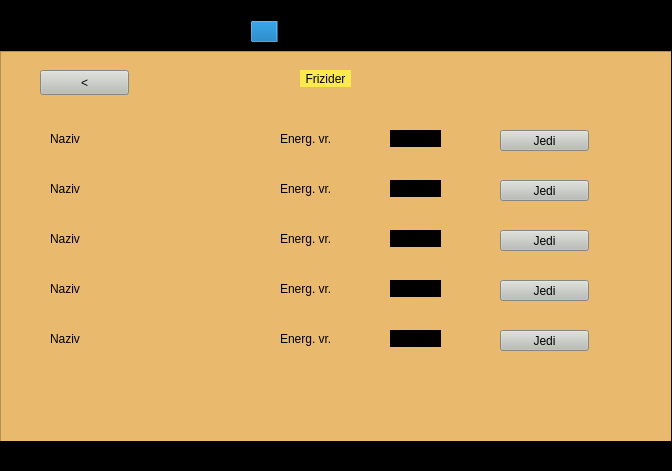
First picture: the form in Ljubimac/mainwindow.ui, repository MATF-RS19/RS030-ljubimac, before the edit.
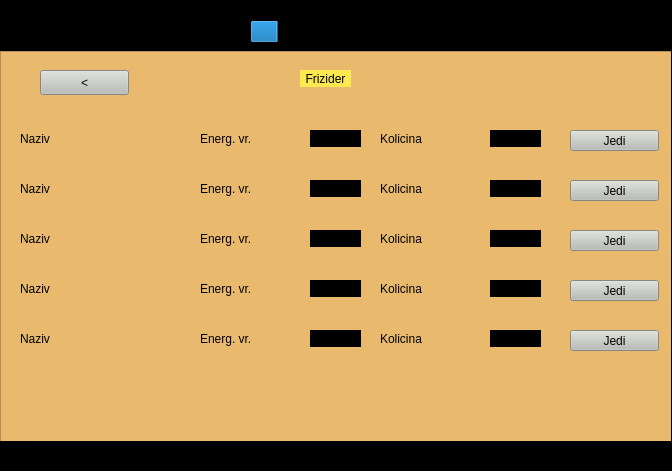
Second picture: the form after the edit. Icons and pictures are not drawn.

Commit message: Dodata kolicina u frizideru,u klasi i na gui

Diff of the .ui file:
```diff
--- a/Ljubimac/mainwindow.ui
+++ b/Ljubimac/mainwindow.ui
@@ -1062,7 +1062,7 @@
      <widget class="QLabel" name="fj1_naziv">
       <property name="geometry">
        <rect>
-        <x>50</x>
+        <x>20</x>
         <y>80</y>
         <width>67</width>
         <height>17</height>
@@ -1081,7 +1081,7 @@
      <widget class="QLabel" name="fj2_naziv">
       <property name="geometry">
        <rect>
-        <x>50</x>
+        <x>20</x>
         <y>130</y>
         <width>67</width>
         <height>17</height>
@@ -1100,7 +1100,7 @@
      <widget class="QLabel" name="fj3_naziv">
       <property name="geometry">
        <rect>
-        <x>50</x>
+        <x>20</x>
         <y>180</y>
         <width>67</width>
         <height>17</height>
@@ -1119,7 +1119,7 @@
      <widget class="QLabel" name="fj4_naziv">
       <property name="geometry">
        <rect>
-        <x>50</x>
+        <x>20</x>
         <y>230</y>
         <width>67</width>
         <height>17</height>
@@ -1138,7 +1138,7 @@
      <widget class="QLabel" name="fj5_naziv">
       <property name="geometry">
        <rect>
-        <x>50</x>
+        <x>20</x>
         <y>280</y>
         <width>67</width>
         <height>17</height>
@@ -1157,7 +1157,7 @@
      <widget class="QLabel" name="fe1_vredn">
       <property name="geometry">
        <rect>
-        <x>280</x>
+        <x>200</x>
         <y>80</y>
         <width>71</width>
         <height>17</height>
@@ -1176,7 +1176,7 @@
      <widget class="QLabel" name="fe2_vredn">
       <property name="geometry">
        <rect>
-        <x>280</x>
+        <x>200</x>
         <y>130</y>
         <width>71</width>
         <height>17</height>
@@ -1195,7 +1195,7 @@
      <widget class="QLabel" name="fe3_vredn">
       <property name="geometry">
        <rect>
-        <x>280</x>
+        <x>200</x>
         <y>180</y>
         <width>71</width>
         <height>17</height>
@@ -1214,7 +1214,7 @@
      <widget class="QLabel" name="fe4_vredn">
       <property name="geometry">
        <rect>
-        <x>280</x>
+        <x>200</x>
         <y>230</y>
         <width>71</width>
         <height>17</height>
@@ -1233,7 +1233,7 @@
      <widget class="QLabel" name="fe5_vredn">
       <property name="geometry">
        <rect>
-        <x>280</x>
+        <x>200</x>
         <y>280</y>
         <width>71</width>
         <height>17</height>
@@ -1252,7 +1252,7 @@
      <widget class="QLabel" name="vr_1">
       <property name="geometry">
        <rect>
-        <x>390</x>
+        <x>310</x>
         <y>80</y>
         <width>51</width>
         <height>17</height>
@@ -1265,7 +1265,7 @@
      <widget class="QLabel" name="vr_2">
       <property name="geometry">
        <rect>
-        <x>390</x>
+        <x>310</x>
         <y>130</y>
         <width>51</width>
         <height>17</height>
@@ -1278,7 +1278,7 @@
      <widget class="QLabel" name="vr_3">
       <property name="geometry">
        <rect>
-        <x>390</x>
+        <x>310</x>
         <y>180</y>
         <width>51</width>
         <height>17</height>
@@ -1291,7 +1291,7 @@
      <widget class="QLabel" name="vr_4">
       <property name="geometry">
        <rect>
-        <x>390</x>
+        <x>310</x>
         <y>230</y>
         <width>51</width>
         <height>17</height>
@@ -1304,7 +1304,7 @@
      <widget class="QLabel" name="vr_5">
       <property name="geometry">
        <rect>
-        <x>390</x>
+        <x>310</x>
         <y>280</y>
         <width>51</width>
         <height>17</height>
@@ -1317,7 +1317,7 @@
      <widget class="QPushButton" name="jedi_1">
       <property name="geometry">
        <rect>
-        <x>500</x>
+        <x>570</x>
         <y>80</y>
         <width>89</width>
         <height>21</height>
@@ -1333,7 +1333,7 @@
      <widget class="QPushButton" name="jedi_2">
       <property name="geometry">
        <rect>
-        <x>500</x>
+        <x>570</x>
         <y>130</y>
         <width>89</width>
         <height>21</height>
@@ -1349,7 +1349,7 @@
      <widget class="QPushButton" name="jedi_3">
       <property name="geometry">
        <rect>
-        <x>500</x>
+        <x>570</x>
         <y>180</y>
         <width>89</width>
         <height>21</height>
@@ -1365,7 +1365,7 @@
      <widget class="QPushButton" name="jedi_4">
       <property name="geometry">
        <rect>
-        <x>500</x>
+        <x>570</x>
         <y>230</y>
         <width>89</width>
         <height>21</height>
@@ -1381,7 +1381,7 @@
      <widget class="QPushButton" name="jedi_5">
       <property name="geometry">
        <rect>
-        <x>500</x>
+        <x>570</x>
         <y>280</y>
         <width>89</width>
         <height>21</height>
@@ -1394,6 +1394,166 @@
        <string>Jedi</string>
       </property>
      </widget>
+     <widget class="QLabel" name="vr_kol_3">
+      <property name="geometry">
+       <rect>
+        <x>490</x>
+        <y>180</y>
+        <width>51</width>
+        <height>17</height>
+       </rect>
+      </property>
+      <property name="text">
+       <string/>
+      </property>
+     </widget>
+     <widget class="QLabel" name="vr_kol_1">
+      <property name="geometry">
+       <rect>
+        <x>490</x>
+        <y>80</y>
+        <width>51</width>
+        <height>17</height>
+       </rect>
+      </property>
+      <property name="text">
+       <string/>
+      </property>
+     </widget>
+     <widget class="QLabel" name="vr_kol_4">
+      <property name="geometry">
+       <rect>
+        <x>490</x>
+        <y>230</y>
+        <width>51</width>
+        <height>17</height>
+       </rect>
+      </property>
+      <property name="text">
+       <string/>
+      </property>
+     </widget>
+     <widget class="QLabel" name="kol_3">
+      <property name="geometry">
+       <rect>
+        <x>380</x>
+        <y>180</y>
+        <width>71</width>
+        <height>17</height>
+       </rect>
+      </property>
+      <property name="styleSheet">
+       <string notr="true">background-color: rgb(233, 185, 110);</string>
+      </property>
+      <property name="text">
+       <string>Kolicina</string>
+      </property>
+      <property name="wordWrap">
+       <bool>true</bool>
+      </property>
+     </widget>
+     <widget class="QLabel" name="vr_kol_5">
+      <property name="geometry">
+       <rect>
+        <x>490</x>
+        <y>280</y>
+        <width>51</width>
+        <height>17</height>
+       </rect>
+      </property>
+      <property name="text">
+       <string/>
+      </property>
+     </widget>
+     <widget class="QLabel" name="kol_2">
+      <property name="geometry">
+       <rect>
+        <x>380</x>
+        <y>130</y>
+        <width>71</width>
+        <height>17</height>
+       </rect>
+      </property>
+      <property name="styleSheet">
+       <string notr="true">background-color: rgb(233, 185, 110);</string>
+      </property>
+      <property name="text">
+       <string>Kolicina</string>
+      </property>
+      <property name="wordWrap">
+       <bool>true</bool>
+      </property>
+     </widget>
+     <widget class="QLabel" name="kol_4">
+      <property name="geometry">
+       <rect>
+        <x>380</x>
+        <y>230</y>
+        <width>71</width>
+        <height>17</height>
+       </rect>
+      </property>
+      <property name="styleSheet">
+       <string notr="true">background-color: rgb(233, 185, 110);</string>
+      </property>
+      <property name="text">
+       <string>Kolicina</string>
+      </property>
+      <property name="wordWrap">
+       <bool>true</bool>
+      </property>
+     </widget>
+     <widget class="QLabel" name="kol_1">
+      <property name="geometry">
+       <rect>
+        <x>380</x>
+        <y>80</y>
+        <width>71</width>
+        <height>17</height>
+       </rect>
+      </property>
+      <property name="styleSheet">
+       <string notr="true">background-color: rgb(233, 185, 110);</string>
+      </property>
+      <property name="text">
+       <string>Kolicina</string>
+      </property>
+      <property name="wordWrap">
+       <bool>true</bool>
+      </property>
+     </widget>
+     <widget class="QLabel" name="kol_5">
+      <property name="geometry">
+       <rect>
+        <x>380</x>
+        <y>280</y>
+        <width>71</width>
+        <height>17</height>
+       </rect>
+      </property>
+      <property name="styleSheet">
+       <string notr="true">background-color: rgb(233, 185, 110);</string>
+      </property>
+      <property name="text">
+       <string>Kolicina</string>
+      </property>
+      <property name="wordWrap">
+       <bool>true</bool>
+      </property>
+     </widget>
+     <widget class="QLabel" name="vr_kol_2">
+      <property name="geometry">
+       <rect>
+        <x>490</x>
+        <y>130</y>
+        <width>51</width>
+        <height>17</height>
+       </rect>
+      </property>
+      <property name="text">
+       <string/>
+      </property>
+     </widget>
     </widget>
     <widget class="QWidget" name="page_igra_1">
      <widget class="QPushButton" name="pushButton_igra_1_nazad">
```
The commit also changes 5 other files.
